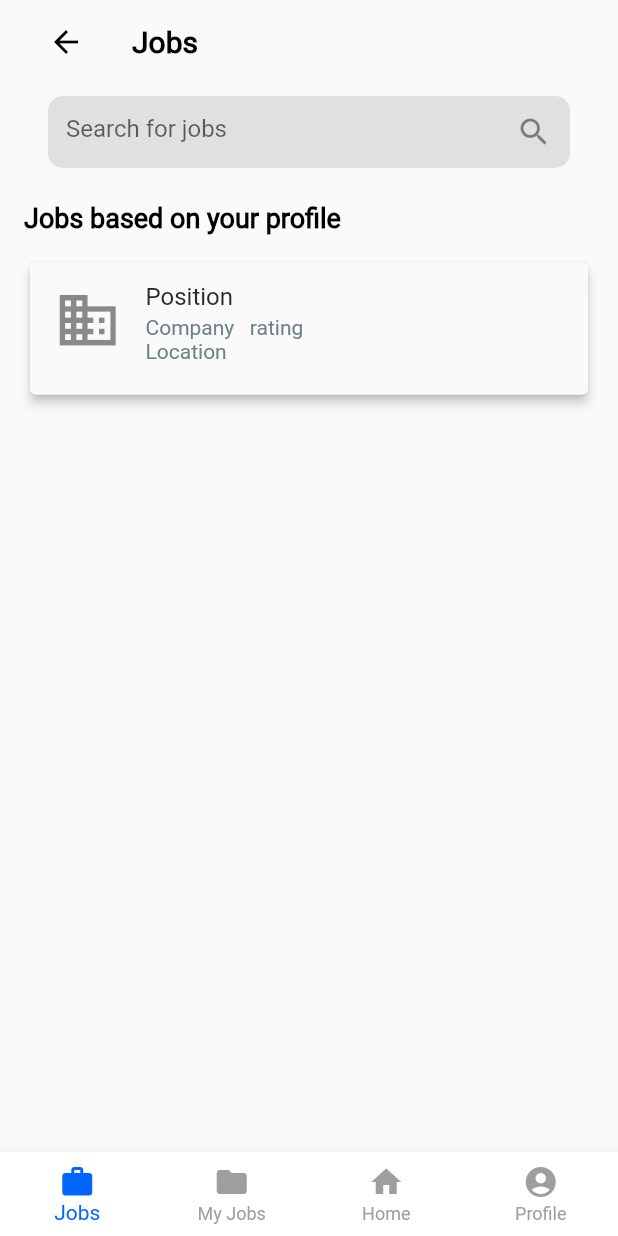
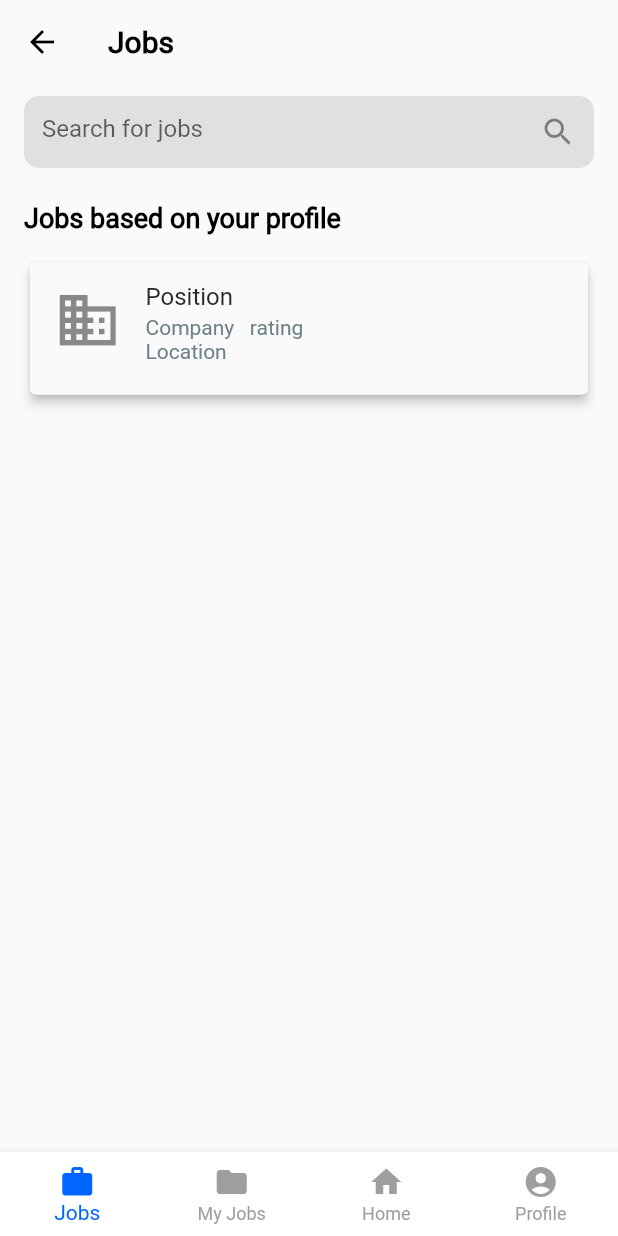
Before and after one commit to sourav-k7/ruralclap_app, a Flutter app: the screen it shows after launch, on a phone screen of 412 x 824 dp. Run offline on Flutter 3.47's test engine with Material 2 defaults, Android fonts, the phone set to English and light mode, and no system bars; our stand-ins replace font_awesome_flutter, get; missing offline and left inert: dart:ffi.

Commit message:
changes in some files

```diff
--- a/lib/pages/job_listing_page.dart
+++ b/lib/pages/job_listing_page.dart
@@ -10,9 +10,7 @@ class JobListing extends StatefulWidget {
 class _JobListingState extends State<JobListing> {
   @override
   Widget build(BuildContext context) {
-    return Padding(
-        padding: const EdgeInsets.symmetric(horizontal: 16),
-        child: Scaffold(
+    return Scaffold(
       appBar: AppBar(
         leading: IconButton(
           icon: const Icon(Icons.arrow_back, color: Colors.black),
@@ -33,7 +31,9 @@ class _JobListingState extends State<JobListing> {
         backgroundColor: Colors.transparent,
         elevation: 0,
       ),
-          body: Column(
+      body: Padding(
+        padding: const EdgeInsets.symmetric(horizontal: 16.0),
+        child: Column(
           crossAxisAlignment: CrossAxisAlignment.start,
           children: <Widget>[
             SearchBar(),
@@ -53,6 +53,7 @@ class _JobListingState extends State<JobListing> {
             JobCard(),
           ],
         ),
-        ));
+      ),
+    );
   }
 }
--- a/lib/widgets/search_bar.dart
+++ b/lib/widgets/search_bar.dart
@@ -6,7 +6,7 @@ class SearchBar extends StatelessWidget {
   @override
   Widget build(BuildContext context) {
     return Container(
-      margin: EdgeInsets.symmetric(vertical: 8.0, horizontal: 16.0),
+      margin: EdgeInsets.symmetric(vertical: 8.0),
       decoration: BoxDecoration(
         color: Colors.grey[300],
         borderRadius: BorderRadius.circular(10),
--- a/pubspec.yaml
+++ b/pubspec.yaml
@@ -37,6 +37,7 @@ dependencies:
   cupertino_icons: ^1.0.2
   font_awesome_flutter: ^10.4.0
   get: ^4.6.5
+  intl: ^0.18.0
 
 dev_dependencies:
   flutter_test:
```
Also changed, not shown: lib/pages/applied_job_page.dart (+25 -11 lines), lib/pages/job_application_page.dart (+6 -5 lines), lib/pages/job_information.dart (added, +42 -0 lines), lib/pages/service_provider_profile_page.dart (+1 -8 lines), lib/widgets/AppliedJobCard.dart (+14 -2 lines), lib/widgets/job_card.dart (+2 -35 lines). Lines whose indentation alone changed are shown as unchanged.
